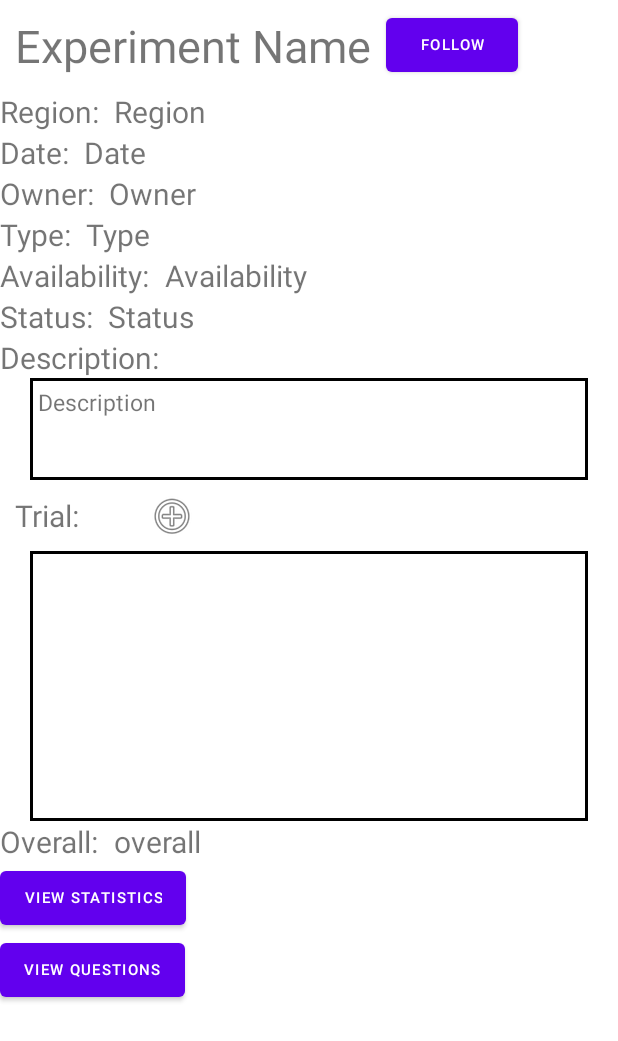
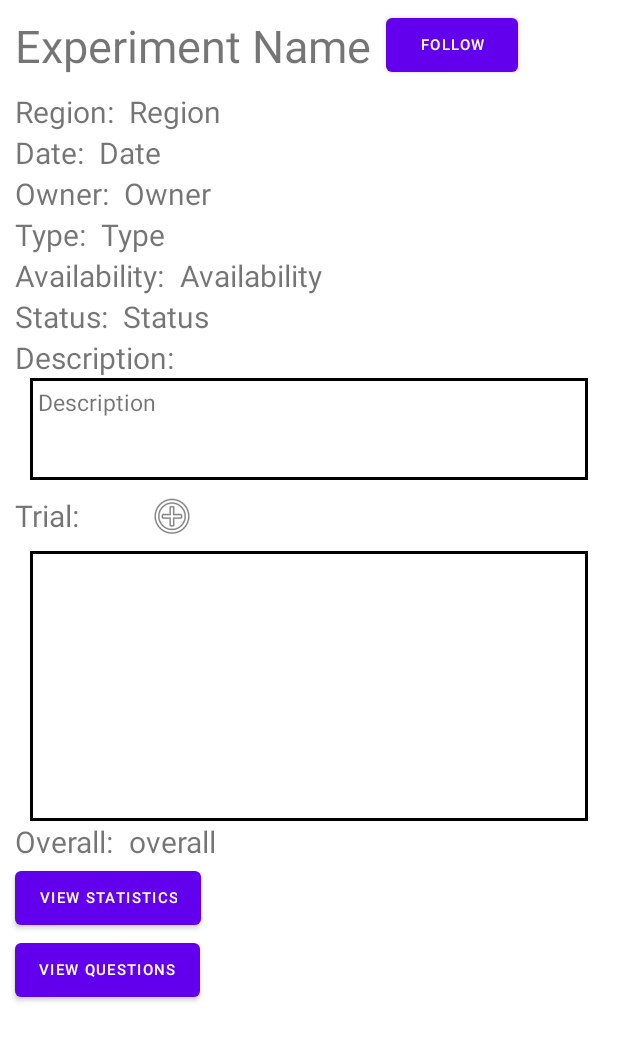
Before and after one commit to COMPUT301T3-21T33/Java-Squad, an Android app: the layout experiment_for_experimenter.xml on its own in the app's theme, with its tools: preview values and no code run, on a phone screen of 412 x 824 dp. Shown: the top 1041 px of the screen. Run offline under Robolectric (Android 15) with nearby library versions, the phone set to English and light mode, and no system bars.

Commit message:
add layout margin left

```diff
--- a/app/src/main/res/layout/experiment_for_experimenter.xml
+++ b/app/src/main/res/layout/experiment_for_experimenter.xml
@@ -35,7 +35,9 @@
             android:layout_height="wrap_content"
             android:layout_gravity="center_vertical"
             android:text="Region:"
-            android:textSize="20sp" />
+            android:textSize="20sp"
+            android:layout_marginLeft="10dp"
+            />
         <TextView
             android:id="@+id/region"
             android:layout_width="wrap_content"
@@ -57,7 +59,9 @@
             android:layout_height="wrap_content"
             android:layout_gravity="center_vertical"
             android:text="Date:"
-            android:textSize="20sp" />
+            android:textSize="20sp"
+            android:layout_marginLeft="10dp"
+            />
         <TextView
             android:id="@+id/date"
             android:layout_width="wrap_content"
@@ -78,7 +82,9 @@
         android:layout_height="wrap_content"
         android:layout_gravity="center_vertical"
         android:text="Owner:"
-        android:textSize="20sp" />
+        android:textSize="20sp"
+        android:layout_marginLeft="10dp"
+        />
     <TextView
         android:id="@+id/owner"
         android:layout_width="wrap_content"
@@ -99,7 +105,9 @@
             android:layout_height="wrap_content"
             android:layout_gravity="center_vertical"
             android:text="Type:"
-            android:textSize="20sp" />
+            android:textSize="20sp"
+            android:layout_marginLeft="10dp"
+            />
         <TextView
             android:id="@+id/type"
             android:layout_width="wrap_content"
@@ -120,7 +128,9 @@
             android:layout_height="wrap_content"
             android:layout_gravity="center_vertical"
             android:text="Availability:"
-            android:textSize="20sp" />
+            android:textSize="20sp"
+            android:layout_marginLeft="10dp"
+            />
         <TextView
             android:id="@+id/availability"
             android:layout_width="wrap_content"
@@ -141,7 +151,9 @@
             android:layout_height="wrap_content"
             android:layout_gravity="center_vertical"
             android:text="Status:"
-            android:textSize="20sp" />
+            android:textSize="20sp"
+            android:layout_marginLeft="10dp"
+            />
         <TextView
             android:id="@+id/status"
             android:layout_width="wrap_content"
@@ -157,7 +169,9 @@
         android:layout_height="wrap_content"
         android:layout_gravity="center_vertical"
         android:text="Description:"
-        android:textSize="20sp" />
+        android:textSize="20sp"
+        android:layout_marginLeft="10dp"
+        />
     <TextView
         android:id="@+id/experiment_description_content"
         android:layout_width="match_parent"
@@ -183,7 +197,8 @@
             android:layout_gravity="center_vertical"
             android:text="Trial:"
             android:textSize="20sp"
-            android:padding="10sp"/>
+            android:padding="10sp"
+            />
 
         <Button
             android:id="@+id/add_trial_button"
@@ -214,7 +229,9 @@
             android:layout_height="wrap_content"
             android:layout_gravity="center_vertical"
             android:text="Overall:"
-            android:textSize="20sp" />
+            android:textSize="20sp"
+            android:layout_marginLeft="10dp"
+            />
         <TextView
             android:id="@+id/overall"
             android:layout_width="wrap_content"
@@ -230,12 +247,16 @@
         android:layout_height="wrap_content"
         android:layout_gravity="center_vertical"
         android:text="View Statistics"
-        android:textSize="10sp"/>
+        android:textSize="10sp"
+        android:layout_marginLeft="10dp"
+        />
     <Button
         android:id="@+id/view_question_button"
         android:layout_width="wrap_content"
         android:layout_height="wrap_content"
         android:layout_gravity="center_vertical"
         android:text="View Questions"
-        android:textSize="10sp"/>
+        android:textSize="10sp"
+        android:layout_marginLeft="10dp"
+        />
 </LinearLayout>
```
